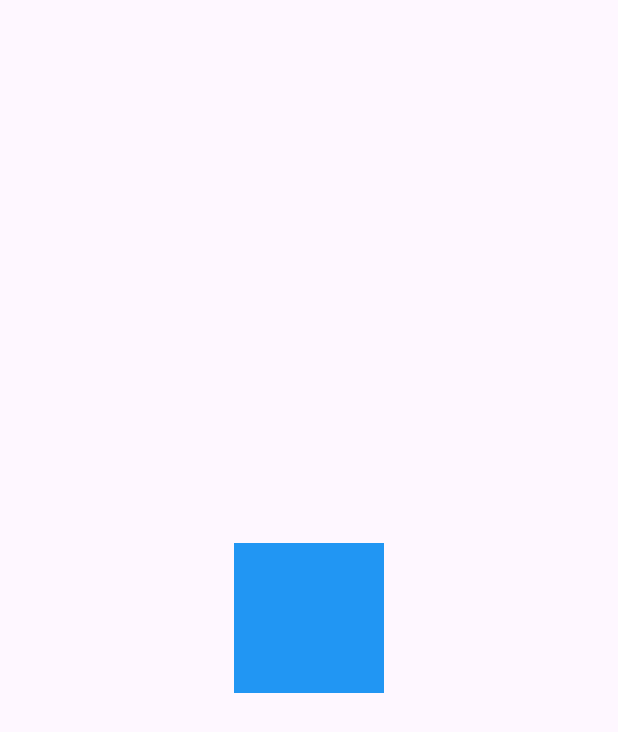
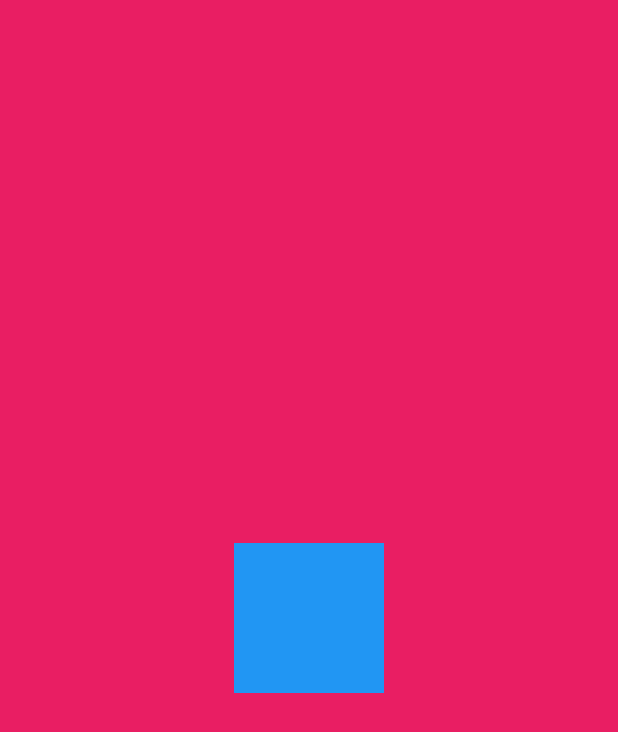
Before and after one commit to ThomasEcalle/51L1_2024_2025, a Flutter app: the screen it shows after launch, on a phone screen of 412 x 824 dp. Shown: the top 732 px of the screen. Run offline on Flutter 3.47's test engine with Material 3 defaults, Android fonts, the phone set to English and light mode, and no system bars.

Commit message:
Add exercise c correction

```diff
--- a/lib/exercises/exercice_c.dart
+++ b/lib/exercises/exercice_c.dart
@@ -1,27 +1,51 @@
 import 'package:flutter/material.dart';
 
-class ExerciseC extends StatelessWidget {
+class ExerciseC extends StatefulWidget {
   const ExerciseC({super.key});
+
+  @override
+  State<ExerciseC> createState() => _ExerciseCState();
+}
+
+class _ExerciseCState extends State<ExerciseC> {
+  bool _selected = false;
 
   @override
   Widget build(BuildContext context) {
     return Scaffold(
+      backgroundColor: _selected ? Colors.amber : Colors.pink,
       body: Center(
-        child: SquareButton(),
+        child: SquareButton(
+          onTap: _onTap,
+        ),
+      ),
+    );
+  }
+
+  void _onTap() {
+    setState(() {
+      _selected = !_selected;
+    });
+  }
+}
+
+class SquareButton extends StatelessWidget {
+  const SquareButton({
+    super.key,
+    this.onTap,
+  });
+
+  final VoidCallback? onTap;
+
+  @override
+  Widget build(BuildContext context) {
+    return GestureDetector(
+      onTap: onTap,
+      child: Container(
+        height: 100,
+        width: 100,
+        color: Colors.blue,
       ),
     );
   }
 }
-
-class SquareButton extends StatelessWidget {
-  const SquareButton({super.key});
-
-  @override
-  Widget build(BuildContext context) {
-    return Container(
-      height: 100,
-      width: 100,
-      color: Colors.blue,
-    );
-  }
-}
```
